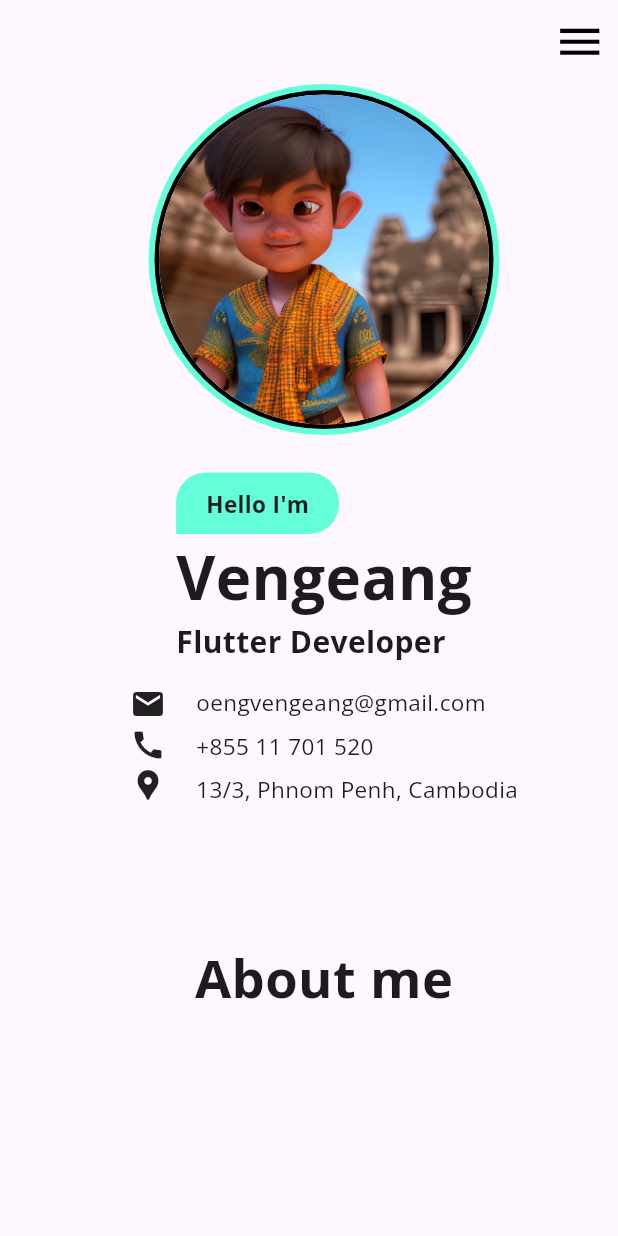
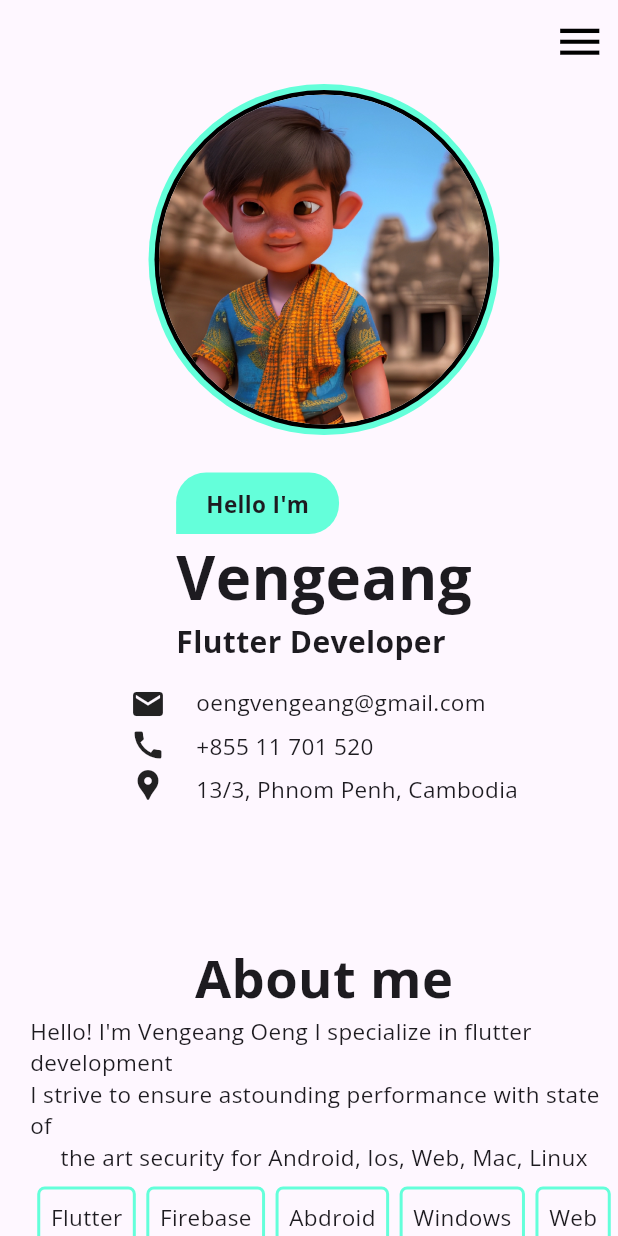
Before and after one commit to Veng-Eang/my_portfolio, a Flutter app: the screen it shows after launch, on a phone screen of 412 x 824 dp. Run offline on Flutter 3.47's test engine with Material 3 defaults, Android fonts, the phone set to English and light mode, and no system bars; our stand-ins replace flutter_svg, google_fonts.

Commit message:
add about section mobile page

```diff
--- a/lib/mobile/landing_page_mobile.dart
+++ b/lib/mobile/landing_page_mobile.dart
@@ -1,5 +1,6 @@
 import 'package:flutter/material.dart';
 import 'package:flutter_svg/flutter_svg.dart';
+import 'package:google_fonts/google_fonts.dart';
 import 'package:portfolio/components.dart';
 import 'package:url_launcher/url_launcher.dart';
 
@@ -11,6 +12,24 @@ class LandingPageMobile extends StatefulWidget {
 }
 
 class _LandingPageMobileState extends State<LandingPageMobile> {
+  Widget tealContainer(String text) {
+    return Container(
+      decoration: BoxDecoration(
+        border: Border.all(
+          color: Colors.tealAccent,
+          style: BorderStyle.solid,
+          width: 2.0,
+        ),
+        borderRadius: BorderRadius.circular(5.0),
+      ),
+      padding: EdgeInsets.all(7.0),
+      child: Text(
+        text,
+        style: GoogleFonts.openSans(fontSize: 15.0),
+      ),
+    );
+  }
+
   Widget _urlLauncher(String imagePath, String url) {
     return IconButton(
       icon: SvgPicture.asset(
@@ -27,6 +46,7 @@ class _LandingPageMobileState extends State<LandingPageMobile> {
   @override
   Widget build(BuildContext context) {
     return Scaffold(
+      extendBodyBehindAppBar: true,
       appBar: AppBar(
         backgroundColor: Colors.transparent,
         elevation: 0.0,
@@ -150,15 +170,36 @@ class _LandingPageMobileState extends State<LandingPageMobile> {
           const SizedBox(height: 90.0),
           // About me, Second section
           Padding(
-            padding: const EdgeInsets.only(left: 20),
+            padding: EdgeInsets.only(left: 20),
             child: Column(
               crossAxisAlignment: CrossAxisAlignment.center,
               mainAxisAlignment: MainAxisAlignment.center,
               children: [
-                SansBold('About me', 35.0),
+                const SansBold('About me', 35.0),
+                const Sans(
+                    'Hello! I\'m Vengeang Oeng I specialize in flutter development',
+                    15.0),
+                const Sans(
+                    "I strive to ensure astounding performance with state of",
+                    15.0),
+                const Sans(
+                    "the art security for Android, Ios, Web, Mac, Linux", 15.0),
+                const SizedBox(height: 10),
+                Wrap(
+                  spacing: 7.0,
+                  runSpacing: 7.0,
+                  children: [
+                    tealContainer('Flutter'),
+                    tealContainer('Firebase'),
+                    tealContainer('Abdroid'),
+                    tealContainer('Windows'),
+                    tealContainer('Web'),
+                  ],
+                )
               ],
             ),
           ),
+          const SizedBox(height: 60),
         ],
       ),
     );
```
